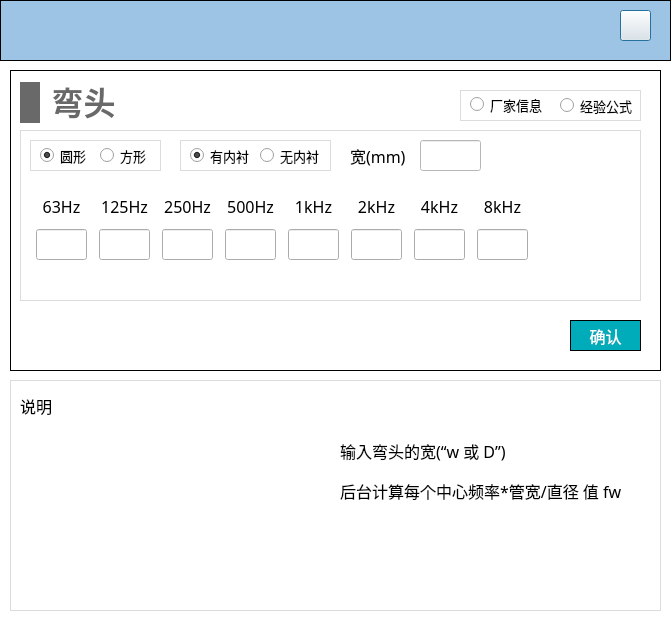
Qt form NoiseCalSoft/inputDialog/dialog_elbow.ui (haobana/NoiCal) before a commit.
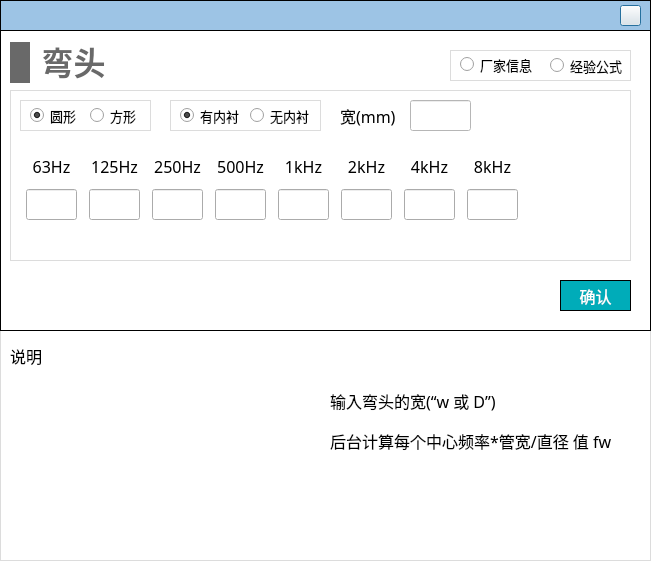
The same form after that commit. The open tabs and pages were chosen to show the change. Icons and pictures are not drawn.

```diff
--- a/NoiseCalSoft/inputDialog/dialog_elbow.ui
+++ b/NoiseCalSoft/inputDialog/dialog_elbow.ui
@@ -6,15 +6,14 @@
    <rect>
     <x>0</x>
     <y>0</y>
-    <width>671</width>
-    <height>621</height>
+    <width>651</width>
+    <height>561</height>
    </rect>
   </property>
-  <property name="minimumSize">
-   <size>
-    <width>671</width>
-    <height>621</height>
-   </size>
+  <property name="font">
+   <font>
+    <family>黑体</family>
+   </font>
   </property>
   <property name="windowTitle">
    <string>Dialog</string>
@@ -41,8 +40,8 @@
     <rect>
      <x>0</x>
      <y>0</y>
-     <width>671</width>
-     <height>61</height>
+     <width>651</width>
+     <height>31</height>
     </rect>
    </property>
    <property name="styleSheet">
@@ -57,9 +56,9 @@
     <property name="geometry">
      <rect>
       <x>620</x>
-      <y>10</y>
-      <width>31</width>
-      <height>31</height>
+      <y>5</y>
+      <width>21</width>
+      <height>21</height>
      </rect>
     </property>
     <property name="styleSheet">
@@ -73,8 +72,8 @@
   <widget class="QStackedWidget" name="stackedWidget_descri">
    <property name="geometry">
     <rect>
-     <x>10</x>
-     <y>380</y>
+     <x>0</x>
+     <y>330</y>
      <width>651</width>
      <height>231</height>
     </rect>
@@ -220,6 +219,7 @@
       </property>
       <property name="font">
        <font>
+        <family>黑体</family>
         <pointsize>12</pointsize>
        </font>
       </property>
@@ -254,7 +254,7 @@
       </property>
       <property name="font">
        <font>
-        <family>Microsoft YaHei</family>
+        <family>黑体</family>
         <pointsize>12</pointsize>
        </font>
       </property>
@@ -273,7 +273,7 @@
       </property>
       <property name="font">
        <font>
-        <family>Microsoft YaHei</family>
+        <family>黑体</family>
         <pointsize>12</pointsize>
        </font>
       </property>
@@ -288,12 +288,17 @@
   <widget class="QWidget" name="widget_terminal" native="true">
    <property name="geometry">
     <rect>
-     <x>10</x>
-     <y>70</y>
+     <x>0</x>
+     <y>30</y>
      <width>651</width>
      <height>301</height>
     </rect>
    </property>
+   <property name="font">
+    <font>
+     <family>黑体</family>
+    </font>
+   </property>
    <property name="styleSheet">
     <string notr="true">#widget_terminal
 {
@@ -357,7 +362,7 @@
        </property>
        <property name="font">
         <font>
-         <family>Microsoft YaHei</family>
+         <family>黑体</family>
          <pointsize>-1</pointsize>
         </font>
        </property>
@@ -373,7 +378,7 @@
        </property>
        <property name="font">
         <font>
-         <family>Microsoft YaHei</family>
+         <family>黑体</family>
          <pointsize>-1</pointsize>
         </font>
        </property>
@@ -407,7 +412,7 @@
         </property>
         <property name="font">
          <font>
-          <family>Microsoft YaHei</family>
+          <family>黑体</family>
           <pointsize>10</pointsize>
          </font>
         </property>
@@ -432,7 +437,7 @@
         </property>
         <property name="font">
          <font>
-          <family>Microsoft YaHei</family>
+          <family>黑体</family>
           <pointsize>10</pointsize>
          </font>
         </property>
@@ -584,7 +589,7 @@
       </property>
       <property name="font">
        <font>
-        <family>Microsoft YaHei</family>
+        <family>黑体</family>
         <pointsize>10</pointsize>
        </font>
       </property>
@@ -606,7 +611,7 @@
       </property>
       <property name="font">
        <font>
-        <family>Microsoft YaHei</family>
+        <family>黑体</family>
         <pointsize>10</pointsize>
        </font>
       </property>
@@ -643,7 +648,7 @@
           </property>
           <property name="font">
            <font>
-            <family>Microsoft YaHei</family>
+            <family>黑体</family>
             <pointsize>-1</pointsize>
            </font>
           </property>
@@ -671,7 +676,7 @@
           </property>
           <property name="font">
            <font>
-            <family>Microsoft YaHei</family>
+            <family>黑体</family>
             <pointsize>-1</pointsize>
            </font>
           </property>
@@ -703,7 +708,7 @@
           </property>
           <property name="font">
            <font>
-            <family>Microsoft YaHei</family>
+            <family>黑体</family>
             <pointsize>-1</pointsize>
            </font>
           </property>
@@ -731,7 +736,7 @@
           </property>
           <property name="font">
            <font>
-            <family>Microsoft YaHei</family>
+            <family>黑体</family>
             <pointsize>-1</pointsize>
            </font>
           </property>
@@ -763,7 +768,7 @@
           </property>
           <property name="font">
            <font>
-            <family>Microsoft YaHei</family>
+            <family>黑体</family>
             <pointsize>-1</pointsize>
            </font>
           </property>
@@ -791,7 +796,7 @@
           </property>
           <property name="font">
            <font>
-            <family>Microsoft YaHei</family>
+            <family>黑体</family>
             <pointsize>-1</pointsize>
            </font>
           </property>
@@ -823,7 +828,7 @@
           </property>
           <property name="font">
            <font>
-            <family>Microsoft YaHei</family>
+            <family>黑体</family>
             <pointsize>-1</pointsize>
            </font>
           </property>
@@ -851,7 +856,7 @@
           </property>
           <property name="font">
            <font>
-            <family>Microsoft YaHei</family>
+            <family>黑体</family>
             <pointsize>-1</pointsize>
            </font>
           </property>
@@ -883,7 +888,7 @@
           </property>
           <property name="font">
            <font>
-            <family>Microsoft YaHei</family>
+            <family>黑体</family>
             <pointsize>-1</pointsize>
            </font>
           </property>
@@ -911,7 +916,7 @@
           </property>
           <property name="font">
            <font>
-            <family>Microsoft YaHei</family>
+            <family>黑体</family>
             <pointsize>-1</pointsize>
            </font>
           </property>
@@ -946,7 +951,7 @@
           </property>
           <property name="font">
            <font>
-            <family>Microsoft YaHei</family>
+            <family>黑体</family>
             <pointsize>-1</pointsize>
            </font>
           </property>
@@ -974,7 +979,7 @@
           </property>
           <property name="font">
            <font>
-            <family>Microsoft YaHei</family>
+            <family>黑体</family>
             <pointsize>-1</pointsize>
            </font>
           </property>
@@ -1006,7 +1011,7 @@
           </property>
           <property name="font">
            <font>
-            <family>Microsoft YaHei</family>
+            <family>黑体</family>
             <pointsize>-1</pointsize>
            </font>
           </property>
@@ -1034,7 +1039,7 @@
           </property>
           <property name="font">
            <font>
-            <family>Microsoft YaHei</family>
+            <family>黑体</family>
             <pointsize>-1</pointsize>
            </font>
           </property>
@@ -1066,7 +1071,7 @@
           </property>
           <property name="font">
            <font>
-            <family>Microsoft YaHei</family>
+            <family>黑体</family>
             <pointsize>-1</pointsize>
            </font>
           </property>
@@ -1094,7 +1099,7 @@
           </property>
           <property name="font">
            <font>
-            <family>Microsoft YaHei</family>
+            <family>黑体</family>
             <pointsize>-1</pointsize>
            </font>
           </property>
@@ -1122,7 +1127,7 @@
     </property>
     <property name="font">
      <font>
-      <family>Microsoft YaHei</family>
+      <family>黑体</family>
       <pointsize>12</pointsize>
       <bold>false</bold>
      </font>
@@ -1173,7 +1178,7 @@
      </property>
      <property name="font">
       <font>
-       <family>Microsoft YaHei</family>
+       <family>黑体</family>
        <pointsize>10</pointsize>
       </font>
      </property>
@@ -1192,7 +1197,7 @@
      </property>
      <property name="font">
       <font>
-       <family>Microsoft YaHei</family>
+       <family>黑体</family>
        <pointsize>10</pointsize>
       </font>
      </property>
```
Left out of the diff: 19 changed lines with no effect on the pictures.
